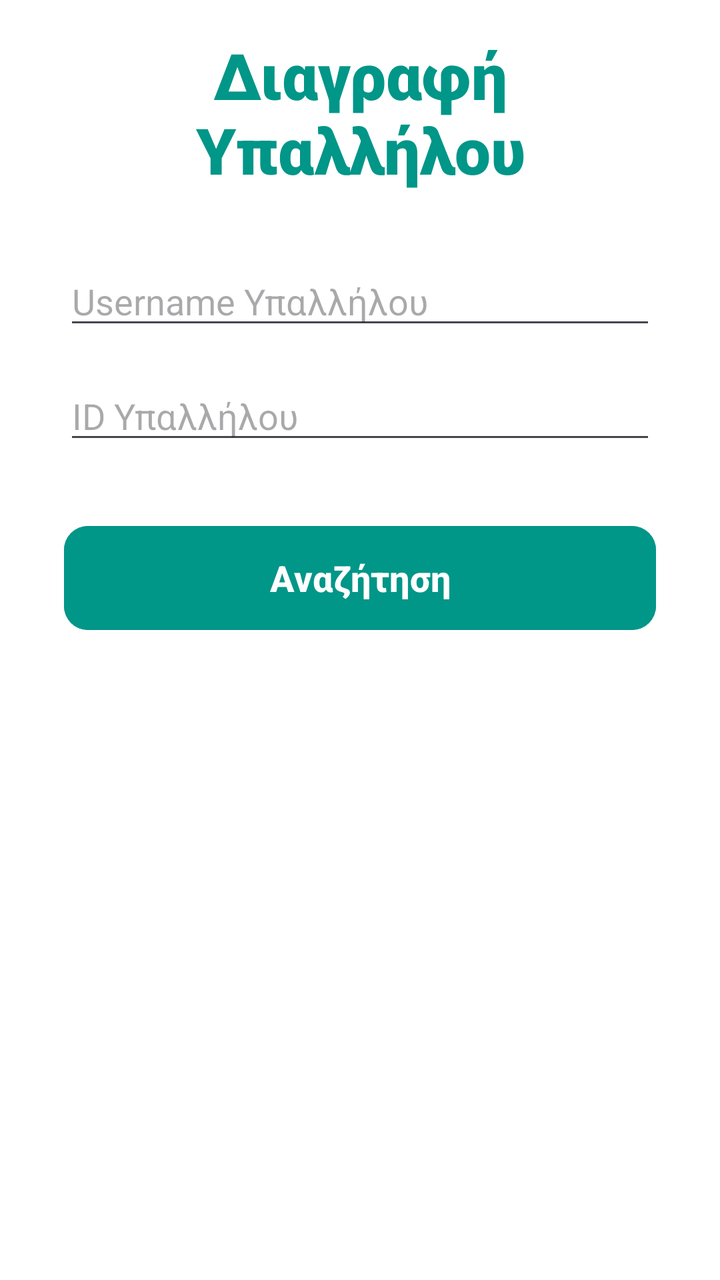
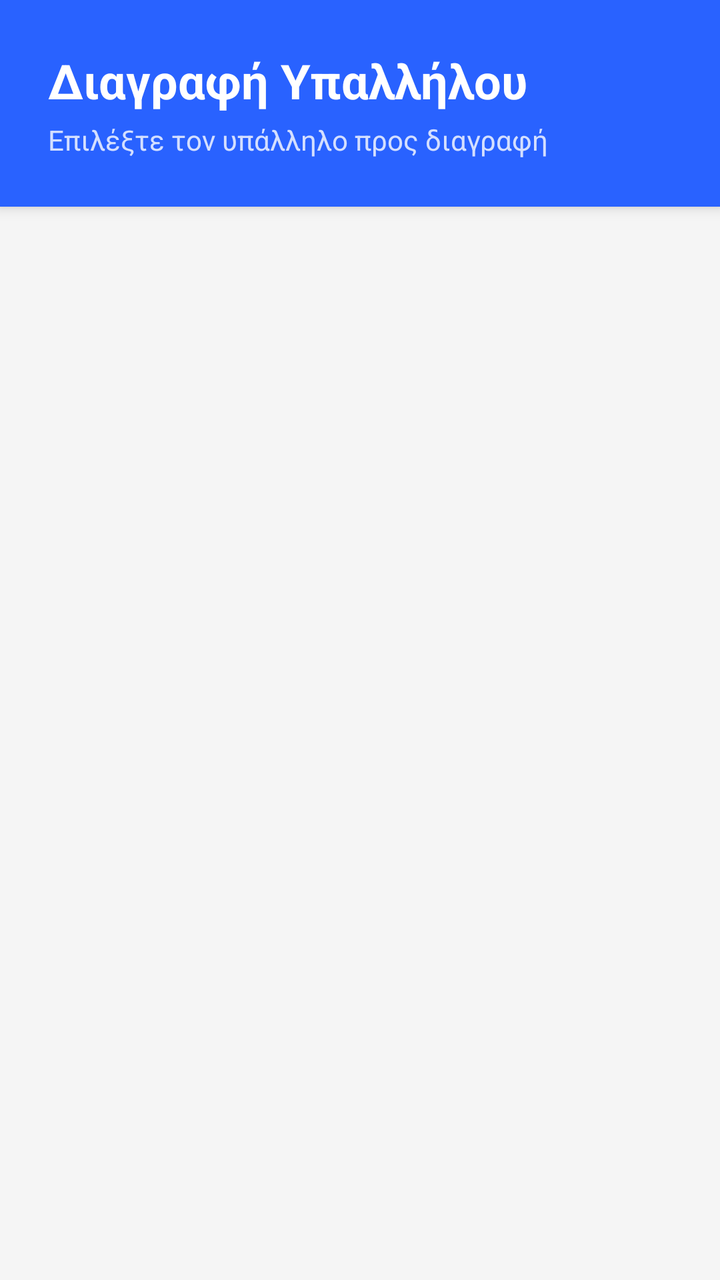

An Android layout rendered at two revisions. The XML below is the earlier revision; the diff shows what the commit changed to produce the second picture.
<!-- AndroidManifest.xml: application theme Theme.Team21 -->
<!-- res/layout/activity_delete_employee.xml -->
<?xml version="1.0" encoding="utf-8"?>
<androidx.constraintlayout.widget.ConstraintLayout
    xmlns:android="http://schemas.android.com/apk/res/android"
    xmlns:app="http://schemas.android.com/apk/res-auto"
    xmlns:tools="http://schemas.android.com/tools"
    android:id="@+id/main"
    android:layout_width="match_parent"
    android:layout_height="match_parent"
    android:background="#FFFFFF"
    tools:context=".view.admin.deleteEmp.DeleteEmployeeActivity">

    
    <TextView
        android:id="@+id/txtDeleteEmp"
        android:layout_width="0dp"
        android:layout_height="wrap_content"
        android:layout_marginTop="16dp"
        android:layout_marginHorizontal="24dp"
        android:text="Διαγραφή Υπαλλήλου"
        android:textSize="32sp"
        android:textStyle="bold"
        android:fontFamily="sans-serif-black"
        android:textAlignment="center"
        android:textColor="#009688"
        app:layout_constraintTop_toTopOf="parent"
        app:layout_constraintStart_toStartOf="parent"
        app:layout_constraintEnd_toEndOf="parent" />

    
    <EditText
        android:id="@+id/txtDeleteEmpUsername"
        android:layout_width="0dp"
        android:layout_height="wrap_content"
        android:layout_marginTop="32dp"
        android:layout_marginHorizontal="32dp"
        android:hint="Username Υπαλλήλου"
        android:inputType="text"
        app:layout_constraintTop_toBottomOf="@id/txtDeleteEmp"
        app:layout_constraintStart_toStartOf="parent"
        app:layout_constraintEnd_toEndOf="parent" />

    
    <EditText
        android:id="@+id/txtDeleteEmpId"
        android:layout_width="0dp"
        android:layout_height="wrap_content"
        android:layout_marginTop="16dp"
        android:layout_marginHorizontal="32dp"
        android:hint="ID Υπαλλήλου"
        android:inputType="text"
        app:layout_constraintTop_toBottomOf="@id/txtDeleteEmpUsername"
        app:layout_constraintStart_toStartOf="parent"
        app:layout_constraintEnd_toEndOf="parent" />

    
    <Button
        android:id="@+id/btnSearchEmp"
        android:layout_width="0dp"
        android:layout_height="60dp"
        android:layout_marginTop="32dp"
        android:layout_marginHorizontal="32dp"
        android:text="Αναζήτηση"
        android:textSize="18sp"
        android:textStyle="bold"
        android:backgroundTint="#009688"
        app:cornerRadius="12dp"
        app:layout_constraintTop_toBottomOf="@id/txtDeleteEmpId"
        app:layout_constraintStart_toStartOf="parent"
        app:layout_constraintEnd_toEndOf="parent" />

</androidx.constraintlayout.widget.ConstraintLayout>
<!-- resources referenced by this layout -->
<resources>
  <style name="Theme.Team21" parent="Base.Theme.Team21" />
  <style name="Base.Theme.Team21" parent="Theme.Material3.DayNight.NoActionBar">
  
          
          <item name="android:windowBackground">@color/bg_light</item>
          <item name="colorSurface">@color/card_light</item>
          <item name="colorSurfaceVariant">@color/input_bg_light</item>
  
          
          <item name="colorOnSurface">@color/text_dark</item>
          <item name="colorOnSurfaceVariant">@color/text_muted_light</item>
  
          
          <item name="colorPrimary">@color/eshop_primary</item>
          <item name="colorSecondary">@color/eshop_accent</item>
  
          
          <item name="android:statusBarColor">@color/bg_light</item>
          <item name="android:windowLightStatusBar">true</item>
  
          
          <item name="colorFilterActive">@color/filter_active_light</item>
          <item name="colorFilterUnselected">@color/filter_bg_unselected_light</item>
      </style>
  <color name="bg_light">#F5F5F5</color>
  <color name="card_light">#FFFFFF</color>
  <color name="input_bg_light">#EBEBEB</color>
  <color name="text_dark">#212121</color>
  <color name="text_muted_light">#757575</color>
  <color name="eshop_primary">#2962FF</color>
  <color name="eshop_accent">#FF6D00</color>
  <color name="filter_active_light">#2962FF</color>
  <color name="filter_bg_unselected_light">#E0E0E0</color>
</resources>

<!-- the commit's change to res/layout/activity_delete_employee.xml (unified diff, before → after) -->
@@ -2,70 +2,46 @@
 <androidx.constraintlayout.widget.ConstraintLayout
     xmlns:android="http://schemas.android.com/apk/res/android"
     xmlns:app="http://schemas.android.com/apk/res-auto"
-    xmlns:tools="http://schemas.android.com/tools"
     android:id="@+id/main"
     android:layout_width="match_parent"
     android:layout_height="match_parent"
-    android:background="#FFFFFF"
-    tools:context=".view.admin.deleteEmp.DeleteEmployeeActivity">
+    android:background="?android:attr/windowBackground">
 
-    
-    <TextView
-        android:id="@+id/txtDeleteEmp"
-        android:layout_width="0dp"
+    <LinearLayout
+        android:id="@+id/headerLayout"
+        android:layout_width="match_parent"
         android:layout_height="wrap_content"
-        android:layout_marginTop="16dp"
-        android:layout_marginHorizontal="24dp"
-        android:text="Διαγραφή Υπαλλήλου"
-        android:textSize="32sp"
-        android:textStyle="bold"
-        android:fontFamily="sans-serif-black"
-        android:textAlignment="center"
-        android:textColor="#009688"
-        app:layout_constraintTop_toTopOf="parent"
-        app:layout_constraintStart_toStartOf="parent"
-        app:layout_constraintEnd_toEndOf="parent" />
+        android:background="?attr/colorPrimary"
+        android:elevation="4dp"
+        android:orientation="vertical"
+        android:padding="24dp"
+        app:layout_constraintTop_toTopOf="parent">
 
-    
-    <EditText
-        android:id="@+id/txtDeleteEmpUsername"
-        android:layout_width="0dp"
-        android:layout_height="wrap_content"
-        android:layout_marginTop="32dp"
-        android:layout_marginHorizontal="32dp"
-        android:hint="Username Υπαλλήλου"
-        android:inputType="text"
-        app:layout_constraintTop_toBottomOf="@id/txtDeleteEmp"
-        app:layout_constraintStart_toStartOf="parent"
-        app:layout_constraintEnd_toEndOf="parent" />
+        <TextView
+            android:layout_width="match_parent"
+            android:layout_height="wrap_content"
+            android:text="Διαγραφή Υπαλλήλου"
+            android:textColor="?attr/colorOnPrimary"
+            android:textSize="24sp"
+            android:textStyle="bold" />
 
-    
-    <EditText
-        android:id="@+id/txtDeleteEmpId"
-        android:layout_width="0dp"
-        android:layout_height="wrap_content"
-        android:layout_marginTop="16dp"
-        android:layout_marginHorizontal="32dp"
-        android:hint="ID Υπαλλήλου"
-        android:inputType="text"
-        app:layout_constraintTop_toBottomOf="@id/txtDeleteEmpUsername"
-        app:layout_constraintStart_toStartOf="parent"
-        app:layout_constraintEnd_toEndOf="parent" />
+        <TextView
+            android:layout_width="match_parent"
+            android:layout_height="wrap_content"
+            android:layout_marginTop="4dp"
+            android:text="Επιλέξτε τον υπάλληλο προς διαγραφή"
+            android:textColor="@color/white_alpha_80"
+            android:textSize="14sp" />
+    </LinearLayout>
 
-    
-    <Button
-        android:id="@+id/btnSearchEmp"
-        android:layout_width="0dp"
-        android:layout_height="60dp"
-        android:layout_marginTop="32dp"
-        android:layout_marginHorizontal="32dp"
-        android:text="Αναζήτηση"
-        android:textSize="18sp"
-        android:textStyle="bold"
-        android:backgroundTint="#009688"
-        app:cornerRadius="12dp"
-        app:layout_constraintTop_toBottomOf="@id/txtDeleteEmpId"
-        app:layout_constraintStart_toStartOf="parent"
-        app:layout_constraintEnd_toEndOf="parent" />
+    <androidx.recyclerview.widget.RecyclerView
+        android:id="@+id/rvDeleteEmployees"
+        android:layout_width="match_parent"
+        android:layout_height="0dp"
+        android:clipToPadding="false"
+        android:paddingTop="8dp"
+        android:paddingBottom="24dp"
+        app:layout_constraintBottom_toBottomOf="parent"
+        app:layout_constraintTop_toBottomOf="@id/headerLayout" />
 
 </androidx.constraintlayout.widget.ConstraintLayout>
<!-- resource entries referenced after the edit -->
@@ -1,5 +1,6 @@
 <!-- resources referenced by this layout -->
 <resources>
+  <color name="white_alpha_80">#CCFFFFFF</color>
   <style name="Theme.Team21" parent="Base.Theme.Team21" />
   <style name="Base.Theme.Team21" parent="Theme.Material3.DayNight.NoActionBar">
   
@@ -12,9 +13,13 @@
           <item name="colorOnSurface">@color/text_dark</item>
           <item name="colorOnSurfaceVariant">@color/text_muted_light</item>
   
+          <item name="colorOnPrimary">@color/white</item>
+  
           
           <item name="colorPrimary">@color/eshop_primary</item>
           <item name="colorSecondary">@color/eshop_accent</item>
+  
+          <item name="colorError">@color/error_red_light</item>
   
           
           <item name="android:statusBarColor">@color/bg_light</item>
@@ -29,8 +34,10 @@
   <color name="input_bg_light">#EBEBEB</color>
   <color name="text_dark">#212121</color>
   <color name="text_muted_light">#757575</color>
+  <color name="white">#FFFFFFFF</color>
   <color name="eshop_primary">#2962FF</color>
   <color name="eshop_accent">#FF6D00</color>
+  <color name="error_red_light">#D32F2F</color>
   <color name="filter_active_light">#2962FF</color>
   <color name="filter_bg_unselected_light">#E0E0E0</color>
 </resources>
